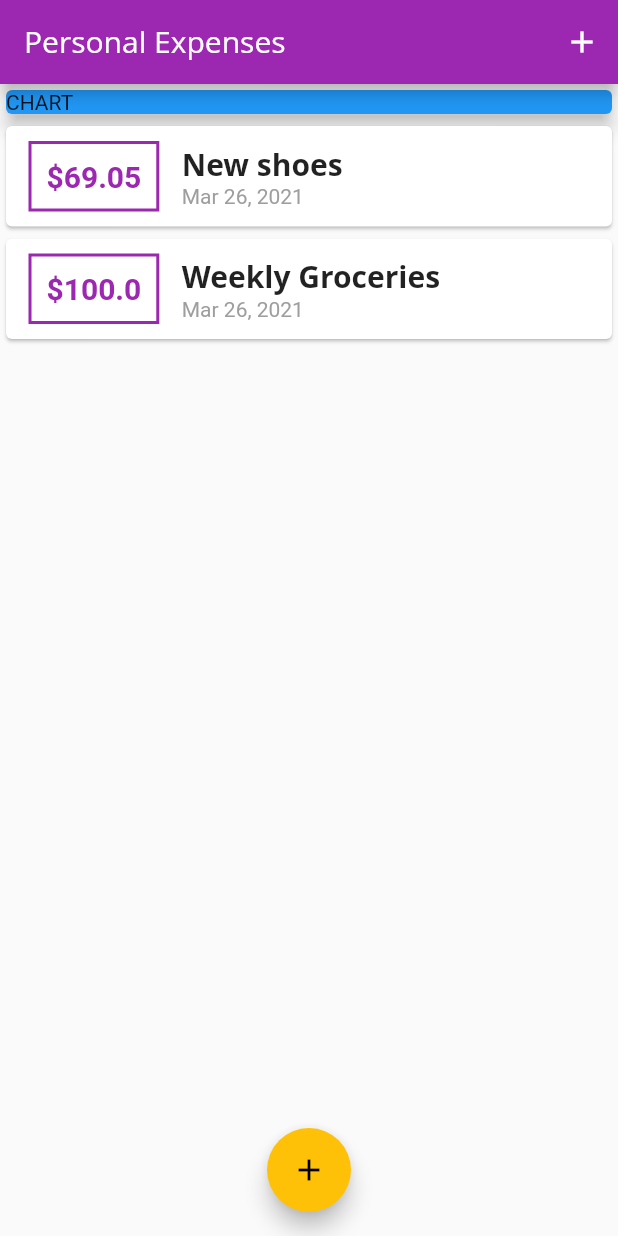
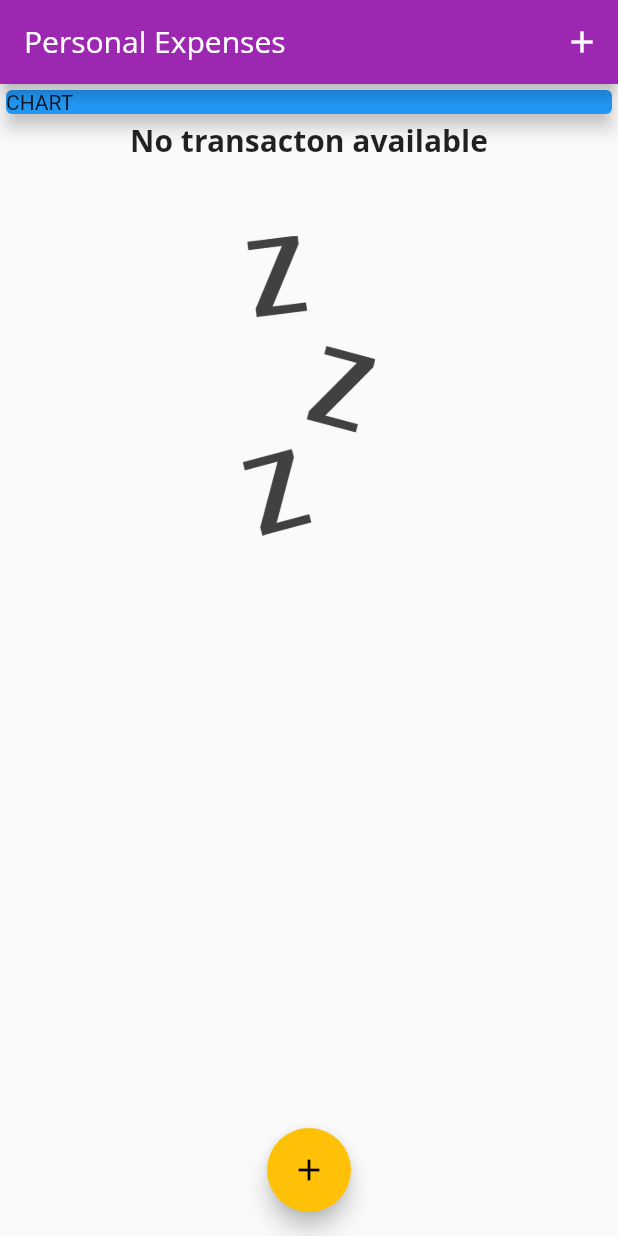
Before and after one commit to PatrickNiyogitare28/30-Days-of-flutter, a Flutter app: the screen it shows after launch, on a phone screen of 412 x 824 dp. Run offline on Flutter 3.47's test engine with Material 2 defaults, Android fonts, the phone set to English and light mode, and no system bars; Roboto replaces fonts that are missing (Open Sans).

Commit message:
chore: added no transaction image

```diff
--- a/expensises_tracker/lib/main.dart
+++ b/expensises_tracker/lib/main.dart
@@ -42,10 +42,10 @@ class MyHomePage extends StatefulWidget {
 
 class _MyHomePageState extends State<MyHomePage> {
   final List<Transaction> _userTransactions = [
-    Transaction(
-        id: 't1', title: 'New shoes', amount: 69.05, date: DateTime.now()),
-    Transaction(
-        id: 't2', title: 'Weekly Groceries', amount: 100, date: DateTime.now())
+    // Transaction(
+    //     id: 't1', title: 'New shoes', amount: 69.05, date: DateTime.now()),
+    // Transaction(
+    //     id: 't2', title: 'Weekly Groceries', amount: 100, date: DateTime.now())
   ];
 
   void _addNewTransaction(String txTitle, double txAmount) {
--- a/expensises_tracker/lib/widgets/transaction_list.dart
+++ b/expensises_tracker/lib/widgets/transaction_list.dart
@@ -12,7 +12,19 @@ class TransactionList extends StatelessWidget {
   Widget build(BuildContext context) {
     return Container(
       height: 300,
-      child: ListView.builder(
+      child:
+      (transactions.isEmpty) ? Column(children: [
+        Text("No transacton available",
+        style: Theme.of(context).textTheme.title,),
+        SizedBox(height: 50,),
+        Container(
+          height: 200,
+          child: Image.asset("assets/images/waiting.png",
+           fit: BoxFit.cover
+          ),
+        )
+      ],) :
+      ListView.builder(
             itemBuilder: (context, index) {
               return  Card(
                 child: Row(
--- a/expensises_tracker/pubspec.yaml
+++ b/expensises_tracker/pubspec.yaml
@@ -46,8 +46,8 @@ flutter:
   uses-material-design: true
 
   # To add assets to your application, add an assets section, like this:
-  # assets:
-  #   - images/a_dot_burr.jpeg
+  assets:
+      - assets/images/waiting.png
   #   - images/a_dot_ham.jpeg
 
   # An image asset can refer to one or more resolution-specific "variants", see
```
Also changed, not shown: expensises_tracker/assets/images/waiting.png (added).
